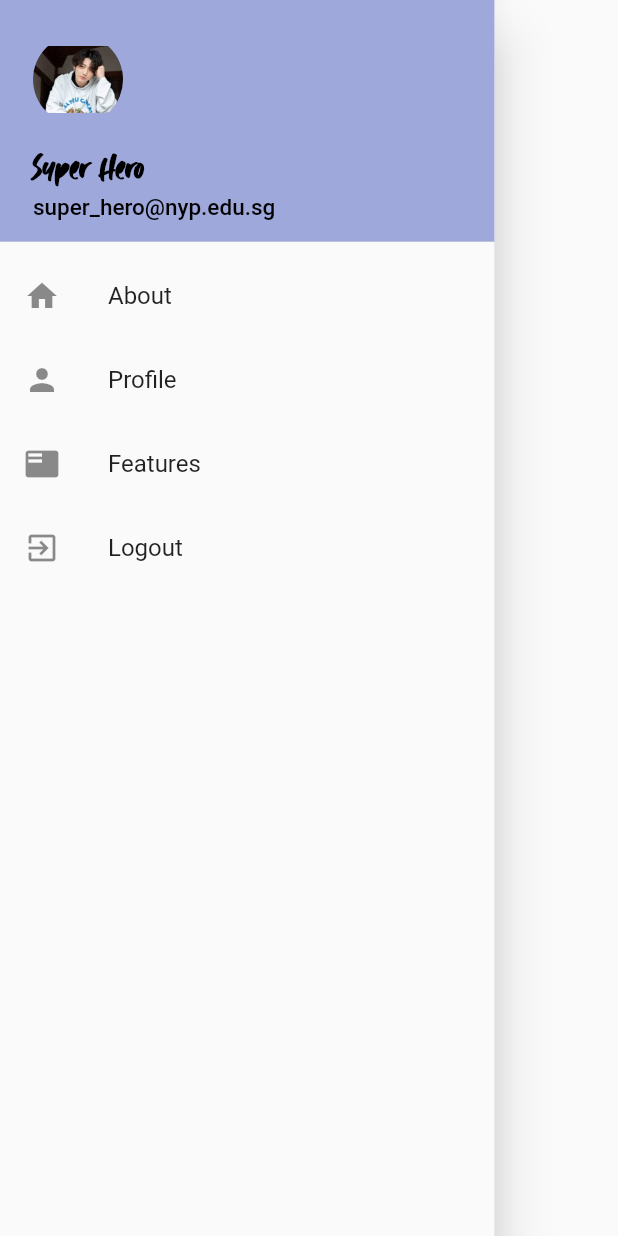
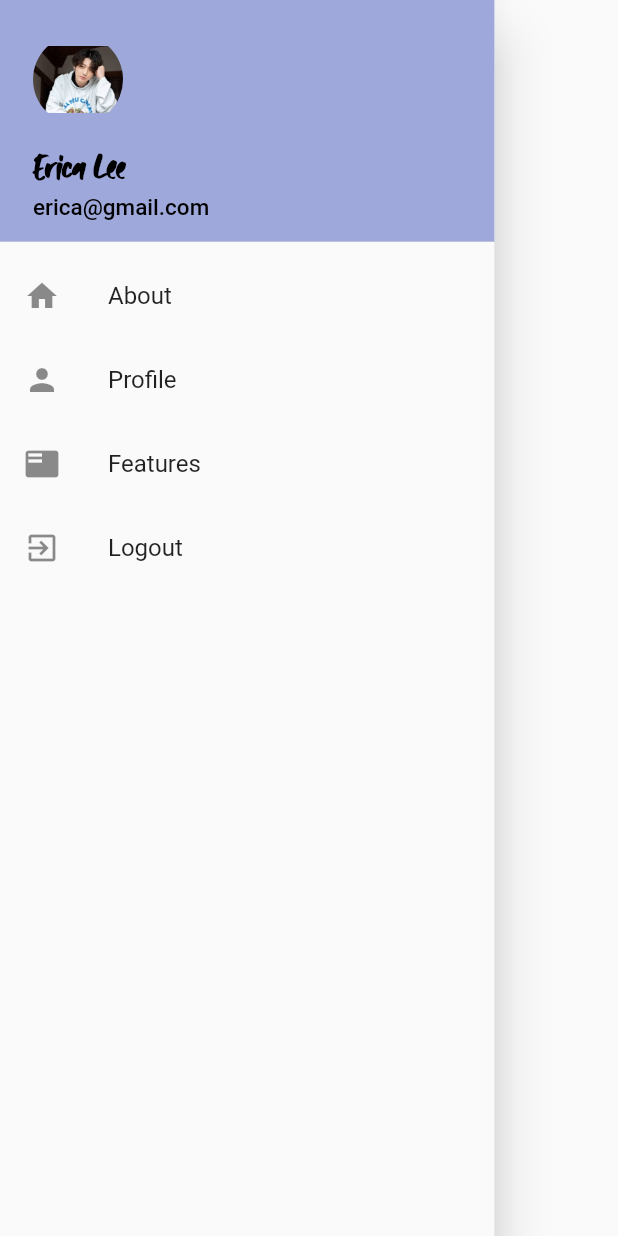
Before and after one commit to ericaleee/eg2708_project, a Flutter app: the MyDrawer widget shown alone on an empty page, opened directly, on a phone screen of 412 x 824 dp. Run offline on Flutter 3.47's test engine with Material 2 defaults, Android fonts, the phone set to English and light mode, and no system bars; our stand-ins replace carousel_slider; generated files the repository leaves out were written again; network calls fail.

Commit message:
Update drawer.dart

```diff
--- a/ericalee_project/lib/drawer.dart
+++ b/ericalee_project/lib/drawer.dart
@@ -1,9 +1,14 @@
 import 'package:flutter/material.dart';
 import 'main.dart';
+import 'auth.dart';
+import 'authentication.dart';
 
 class MyDrawer extends StatelessWidget {
   final Function onTap;
+  // ignore: sort_constructors_first
   MyDrawer({this.onTap});
+
+  final AuthService _auth = AuthService();
 
   @override
   Widget build(BuildContext context){
@@ -35,7 +40,7 @@ class MyDrawer extends StatelessWidget {
                       ),))
                     ),
                     SizedBox(height: 15,),
-                    Text('Super Hero',
+                    Text('Erica Lee',
                     style: TextStyle(
                       fontFamily: 'MommyLemon',
                       fontSize: 22,
@@ -43,7 +48,7 @@ class MyDrawer extends StatelessWidget {
                       color: Colors.black)
                     ),
                     SizedBox(height: 3),
-                    Text('super_hero@nyp.edu.sg',
+                    Text('erica@gmail.com',
                     style: TextStyle(
                       fontSize: 15,
                       color: Colors.black,
@@ -71,7 +76,9 @@ class MyDrawer extends StatelessWidget {
             ListTile(
               leading: Icon(Icons.exit_to_app),
               title: Text('Logout'),
-              onTap: () { Navigator.push(context, MaterialPageRoute(builder: (context)=>MyApp()));},
+              onTap: () async {
+               await _auth.signOut();
+              },
             ),
           ],
         )
```
